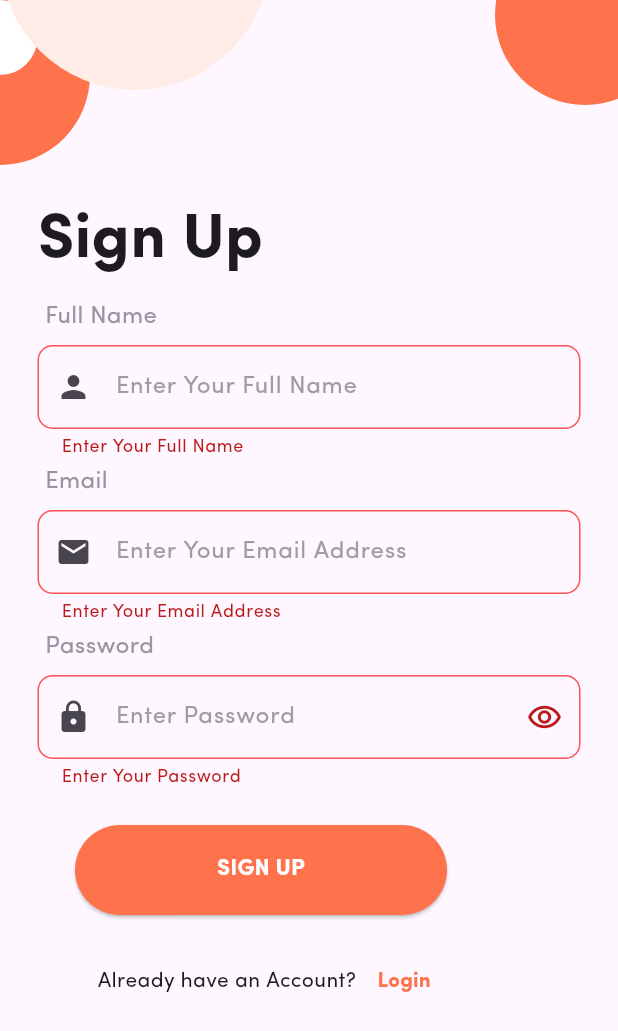
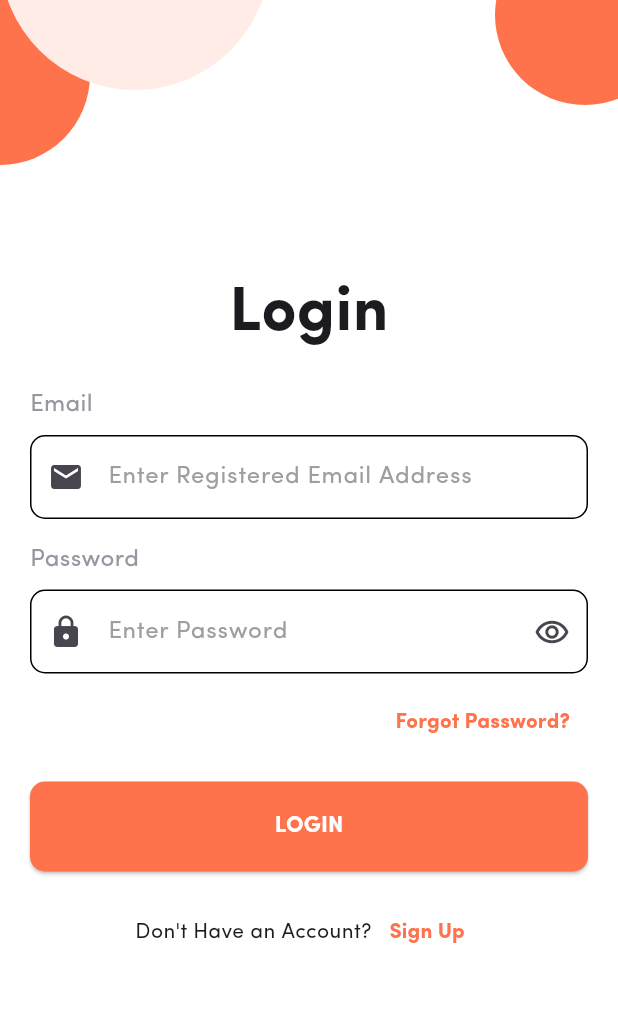
Before and after one commit to Sahil231102/FoodHub_User, a Flutter app: the SignupScreen screen opened directly, after a tap on "SIGN UP", after a tap on "Login", on a phone screen of 412 x 824 dp. Shown: the top 1031 px of the screen. Run offline on Flutter 3.47's test engine with Material 3 defaults, Android fonts, the phone set to English and light mode, and no system bars; our stand-ins replace firebase_core, get; accounts and stored records are empty; generated files the repository leaves out were written again.

Commit message:
Validation Done signUp

```diff
--- a/lib/View/Login_Screen.dart
+++ b/lib/View/Login_Screen.dart
@@ -1,4 +1,8 @@
 import 'package:flutter/material.dart';
+import 'package:food_hub_user/View/Home_Screen.dart';
+import 'package:food_hub_user/View/ResetPassword_Screen.dart';
+import 'package:food_hub_user/View/SignUp_Screen.dart';
+import 'package:get/get.dart';
 
 class LoginScreen extends StatefulWidget {
   const LoginScreen({super.key});
@@ -8,12 +12,15 @@ class LoginScreen extends StatefulWidget {
 }
 
 class _LoginScreenState extends State<LoginScreen> {
+  TextEditingController emailController = TextEditingController();
+  TextEditingController passwordController = TextEditingController();
+
+  final _formkey = GlobalKey<FormState>();
   @override
   Widget build(BuildContext context) {
     return Scaffold(
-      resizeToAvoidBottomInset: true,
-      body: SafeArea(
-        child: Stack(
+      backgroundColor: Colors.white,
+      body: Stack(
         children: [
           Positioned(
             top: -50,
@@ -21,7 +28,7 @@ class _LoginScreenState extends State<LoginScreen> {
             child: Container(
               height: 120,
               width: 204,
-                decoration: BoxDecoration(
+              decoration: const BoxDecoration(
                   color: Color(0xffFE724C), shape: BoxShape.circle),
             ),
           ),
@@ -31,18 +38,8 @@ class _LoginScreenState extends State<LoginScreen> {
             child: Container(
               height: 120,
               width: 120,
-                decoration: BoxDecoration(
+              decoration: const BoxDecoration(
                   color: Color(0xffFE724C), shape: BoxShape.circle),
-                child: Column(
-                  children: [
-                    Container(
-                      height: 70,
-                      width: 50,
-                      decoration: BoxDecoration(
-                          color: Colors.white, shape: BoxShape.circle),
-                    ),
-                  ],
-                ),
             ),
           ),
           Positioned(
@@ -50,144 +47,161 @@ class _LoginScreenState extends State<LoginScreen> {
             child: Container(
               height: 180,
               width: 180,
-                decoration: BoxDecoration(
+              decoration: const BoxDecoration(
                 color: Color(0xffffece7),
                 shape: BoxShape.circle,
               ),
             ),
           ),
-            Positioned(
-                top: 180,
-                left: 25,
-                child: Text(
+          Center(
+            child: Padding(
+              padding: const EdgeInsets.symmetric(horizontal: 20.0),
+              child: Form(
+                key: _formkey,
+                child: Column(
+                  mainAxisAlignment: MainAxisAlignment.center,
+                  crossAxisAlignment: CrossAxisAlignment.stretch,
+                  children: [
+                    const Text(
                       "Login",
+                      textAlign: TextAlign.center,
                       style: TextStyle(
                         fontSize: 42,
                         fontFamily: "sp",
-                      fontWeight: FontWeight.bold),
-                )),
-            Positioned(
-                top: 250,
-                left: 30,
-                child: Text(
+                        fontWeight: FontWeight.bold,
+                      ),
+                    ),
+                    const SizedBox(height: 20),
+                    const Text(
                       "Email",
                       style: TextStyle(
                         fontSize: 16,
                         fontFamily: "sp",
                         color: Color(0xff9796a1),
-                      fontWeight: FontWeight.normal),
-                )),
-            Positioned(
-              top: 280,
-              left: 25,
-              right: 25,
-              child: TextFormField(
+                      ),
+                    ),
+                    const SizedBox(height: 8),
+                    TextFormField(
+                      validator: (value) {
+                        if (value == null || value.isEmpty) {
+                          return "Enter Your Email Address";
+                        }
+                      },
                       decoration: InputDecoration(
-                    prefixIcon: Icon(Icons.email),
-                    hintText: "Enter Register Email Address",
-                    hintStyle: TextStyle(color: Colors.grey),
-                    focusColor: Colors.amber,
-                    focusedErrorBorder: OutlineInputBorder(
-                        borderRadius: BorderRadius.circular(10)),
+                        prefixIcon: const Icon(Icons.email),
+                        hintText: "Enter Registered Email Address",
+                        hintStyle: const TextStyle(color: Colors.grey),
+                        focusedBorder: OutlineInputBorder(
+                          borderSide:
+                              const BorderSide(color: Color(0xffFE724C)),
+                          borderRadius: BorderRadius.circular(10),
+                        ),
                         enabledBorder: OutlineInputBorder(
                           borderRadius: BorderRadius.circular(10),
                         ),
-                    focusedBorder: OutlineInputBorder(
-                      borderSide: BorderSide(color: Color(0xffFE724C)),
-                      borderRadius: BorderRadius.circular(10),
-                    )),
                       ),
                     ),
-            Positioned(
-                top: 350,
-                left: 30,
-                child: Text(
+                    const SizedBox(height: 16),
+                    const Text(
                       "Password",
                       style: TextStyle(
                         fontSize: 16,
                         fontFamily: "sp",
                         color: Color(0xff9796a1),
-                      fontWeight: FontWeight.normal),
-                )),
-            Positioned(
-              top: 380,
-              left: 25,
-              right: 25,
-              child: TextFormField(
+                      ),
+                    ),
+                    const SizedBox(height: 8),
+                    TextFormField(
+                      validator: (value) {
+                        if (value == null || value.isEmpty) {
+                          return "Enter Your Email Address";
+                        }
+                      },
                       obscureText: true,
                       decoration: InputDecoration(
-                    prefixIcon: Icon(Icons.lock),
+                        prefixIcon: const Icon(Icons.lock),
                         hintText: "Enter Password",
-                    hintStyle: TextStyle(color: Colors.grey),
+                        hintStyle: const TextStyle(color: Colors.grey),
                         suffixIcon: IconButton(
                           onPressed: () {},
-                      icon: Icon(Icons.remove_red_eye_outlined),
+                          icon: const Icon(Icons.remove_red_eye_outlined),
                         ),
-                    focusColor: Colors.amber,
-                    focusedErrorBorder: OutlineInputBorder(
-                        borderRadius: BorderRadius.circular(10)),
+                        focusedBorder: OutlineInputBorder(
+                          borderSide:
+                              const BorderSide(color: Color(0xffFE724C)),
+                          borderRadius: BorderRadius.circular(10),
+                        ),
                         enabledBorder: OutlineInputBorder(
                           borderRadius: BorderRadius.circular(10),
                         ),
-                    focusedBorder: OutlineInputBorder(
-                      borderSide: BorderSide(color: Color(0xffFE724C)),
-                      borderRadius: BorderRadius.circular(10),
-                    )),
                       ),
                     ),
-            Positioned(
-              top: 430,
-              right: 20,
-              child: TextButton(
-                onPressed: () {},
-                child: Text(
+                    const SizedBox(height: 8),
+                    Row(
+                      mainAxisAlignment: MainAxisAlignment.end,
+                      children: [
+                        TextButton(
+                          onPressed: () {
+                            Get.to(ResetpasswordScreen());
+                          },
+                          child: const Text(
                             "Forgot Password?",
                             style: TextStyle(
-                      color: Color(0xffFE724C), fontWeight: FontWeight.bold),
+                              color: Color(0xffFE724C),
+                              fontWeight: FontWeight.bold,
                             ),
                           ),
                         ),
-            Positioned(
-              top: 550,
-              left: 50,
-              child: SingleChildScrollView(
-                child: ElevatedButton(
+                      ],
+                    ),
+                    const SizedBox(height: 16),
+                    ElevatedButton(
                       style: ElevatedButton.styleFrom(
-                      backgroundColor: Color(
-                        0xffFE724C,
+                        backgroundColor: const Color(0xffFE724C),
+                        fixedSize: const Size(248, 60),
+                        shape: RoundedRectangleBorder(
+                          borderRadius: BorderRadius.circular(10),
                         ),
-                      fixedSize: Size(248, 60)),
-                  onPressed: () {},
-                  child: Text(
+                      ),
+                      onPressed: () {
+                        if (_formkey.currentState!.validate()) {
+                          Get.to(HomeScreen());
+                        }
+                      },
+                      child: const Text(
                         "LOGIN",
                         style: TextStyle(
                           color: Colors.white,
                           fontSize: 15,
-                        fontWeight: FontWeight.bold),
+                          fontWeight: FontWeight.bold,
+                        ),
+                      ),
+                    ),
+                    const SizedBox(height: 16),
+                    Row(
+                      mainAxisAlignment: MainAxisAlignment.center,
+                      children: [
+                        const Text("Don't Have an Account?"),
+                        TextButton(
+                          onPressed: () {
+                            Get.to(const SignupScreen());
+                          },
+                          child: const Text(
+                            "Sign Up",
+                            style: TextStyle(
+                              color: Color(0xffFE724C),
+                              fontWeight: FontWeight.bold,
+                            ),
+                          ),
+                        ),
+                      ],
+                    ),
+                  ],
                 ),
               ),
             ),
           ),
-            Positioned(
-              top: 650,
-              left: 65,
-              child: Row(
-                children: [
-                  Text("Don't Have an Account?"),
-                  TextButton(
-                    onPressed: () {},
-                    child: Text(
-                      "Sign Up",
-                      style: TextStyle(
-                          color: Color(0xffFE724C),
-                          fontWeight: FontWeight.bold),
-                    ),
-                  )
         ],
-              ),
-            ),
-          ],
-        ),
       ),
     );
   }
--- a/lib/View/SignUp_Screen.dart
+++ b/lib/View/SignUp_Screen.dart
@@ -1,5 +1,6 @@
 import 'package:flutter/material.dart';
 import 'package:food_hub_user/View/Login_Screen.dart';
+import 'package:get/get.dart';
 
 class SignupScreen extends StatefulWidget {
   const SignupScreen({super.key});
@@ -14,14 +15,16 @@ class _SignupScreenState extends State<SignupScreen> {
   TextEditingController passwordController = TextEditingController();
 
   final _formkey = GlobalKey<FormState>();
+
   @override
   Widget build(BuildContext context) {
     return Scaffold(
+      resizeToAvoidBottomInset: true,
+      backgroundColor: Colors.white,
       body: SafeArea(
-        child: Form(
-          key: _formkey,
         child: Stack(
           children: [
+            // Background Decorations
             Positioned(
               top: -50,
               right: -80,
@@ -40,16 +43,6 @@ class _SignupScreenState extends State<SignupScreen> {
                 width: 120,
                 decoration: BoxDecoration(
                     color: Color(0xffFE724C), shape: BoxShape.circle),
-                  child: Column(
-                    children: [
-                      Container(
-                        height: 70,
-                        width: 50,
-                        decoration: BoxDecoration(
-                            color: Colors.white, shape: BoxShape.circle),
-                      ),
-                    ],
-                  ),
               ),
             ),
             Positioned(
@@ -63,164 +56,131 @@ class _SignupScreenState extends State<SignupScreen> {
                 ),
               ),
             ),
-              Positioned(
-                  top: 130,
-                  left: 25,
-                  child: Text(
+            // Form Layout
+            Center(
+              child: SingleChildScrollView(
+                child: Padding(
+                  padding: const EdgeInsets.symmetric(horizontal: 20.0),
+                  child: Form(
+                    key: _formkey,
+                    child: Column(
+                      mainAxisAlignment: MainAxisAlignment.center,
+                      crossAxisAlignment: CrossAxisAlignment.start,
+                      children: [
+                        Text(
                           "Sign Up",
                           style: TextStyle(
                               fontSize: 42,
                               fontFamily: "sp",
                               fontWeight: FontWeight.bold),
-                  )),
-              Positioned(
-                  top: 200,
-                  left: 30,
-                  child: Text(
+                        ),
+                        SizedBox(height: 20),
+
+                        Text(
                           "Full Name",
                           style: TextStyle(
                               fontSize: 16,
                               fontFamily: "sp",
                               color: Color(0xff9796a1),
                               fontWeight: FontWeight.normal),
-                  )),
-              Positioned(
-                top: 230,
-                left: 25,
-                right: 25,
-                child: TextFormField(
+                        ),
+                        SizedBox(height: 10),
+                        TextFormField(
+                          controller: nameController,
                           validator: (value) {
                             if (value == null || value.isEmpty) {
                               return "Enter Your Full Name";
                             }
+                            return null;
                           },
                           decoration: InputDecoration(
                             prefixIcon: Icon(Icons.person),
                             hintText: "Enter Your Full Name",
                             hintStyle: TextStyle(color: Colors.grey),
-                      errorBorder: OutlineInputBorder(
-                          borderRadius: BorderRadius.circular(10),
-                          borderSide: BorderSide(color: Colors.redAccent)),
-                      focusedErrorBorder: OutlineInputBorder(
-                          borderRadius: BorderRadius.circular(10),
-                          borderSide: BorderSide(
-                            color: Colors.redAccent,
-                          )),
-                      enabledBorder: OutlineInputBorder(
+                            border: OutlineInputBorder(
                               borderRadius: BorderRadius.circular(10),
                             ),
-                      focusedBorder: OutlineInputBorder(
-                        borderSide: BorderSide(color: Color(0xffFE724C)),
-                        borderRadius: BorderRadius.circular(10),
-                      )),
                           ),
                         ),
-              Positioned(
-                  top: 310,
-                  left: 30,
-                  child: Text(
+                        SizedBox(height: 20),
+                        // Email Field
+                        Text(
                           "Email",
                           style: TextStyle(
                               fontSize: 16,
                               fontFamily: "sp",
                               color: Color(0xff9796a1),
                               fontWeight: FontWeight.normal),
-                  )),
-              Positioned(
-                top: 340,
-                left: 25,
-                right: 25,
-                child: TextFormField(
+                        ),
+                        SizedBox(height: 10),
+                        TextFormField(
+                          controller: emailController,
                           validator: (value) {
                             if (value == null || value.isEmpty) {
                               return "Enter Your Email Address";
                             }
+                            return null;
                           },
                           decoration: InputDecoration(
                             prefixIcon: Icon(Icons.email),
                             hintText: "Enter Your Email Address",
                             hintStyle: TextStyle(color: Colors.grey),
-                      focusColor: Colors.amber,
-                      errorBorder: OutlineInputBorder(
-                          borderRadius: BorderRadius.circular(10),
-                          borderSide: BorderSide(color: Colors.redAccent)),
-                      focusedErrorBorder: OutlineInputBorder(
-                          borderRadius: BorderRadius.circular(10)),
-                      enabledBorder: OutlineInputBorder(
+                            border: OutlineInputBorder(
                               borderRadius: BorderRadius.circular(10),
                             ),
-                      focusedBorder: OutlineInputBorder(
-                        borderSide: BorderSide(color: Color(0xffFE724C)),
-                        borderRadius: BorderRadius.circular(10),
-                      )),
                           ),
                         ),
-              Positioned(
-                  top: 420,
-                  left: 30,
-                  child: Text(
+                        SizedBox(height: 20),
+                        // Password Field
+                        Text(
                           "Password",
                           style: TextStyle(
                               fontSize: 16,
                               fontFamily: "sp",
                               color: Color(0xff9796a1),
                               fontWeight: FontWeight.normal),
-                  )),
-              Positioned(
-                top: 450,
-                left: 25,
-                right: 25,
-                child: TextFormField(
+                        ),
+                        SizedBox(height: 10),
+                        TextFormField(
+                          controller: passwordController,
+                          obscureText: true,
                           validator: (value) {
                             if (value == null || value.isEmpty) {
                               return "Enter Your Password";
                             }
+                            return null;
                           },
-                  obscureText: true,
                           decoration: InputDecoration(
                             prefixIcon: Icon(Icons.lock),
                             hintText: "Enter Password",
                             hintStyle: TextStyle(color: Colors.grey),
-                      suffixIcon: IconButton(
-                        onPressed: () {},
-                        icon: Icon(Icons.remove_red_eye_outlined),
-                      ),
-                      errorBorder: OutlineInputBorder(
-                          borderRadius: BorderRadius.circular(10),
-                          borderSide: BorderSide(color: Colors.redAccent)),
-                      focusColor: Colors.amber,
-                      focusedErrorBorder: OutlineInputBorder(
-                          borderRadius: BorderRadius.circular(10)),
-                      enabledBorder: OutlineInputBorder(
+                            border: OutlineInputBorder(
                               borderRadius: BorderRadius.circular(10),
                             ),
-                      focusedBorder: OutlineInputBorder(
-                        borderSide: BorderSide(color: Color(0xffFE724C)),
-                        borderRadius: BorderRadius.circular(15),
-                      )),
                           ),
                         ),
-              Positioned(
-                top: 550,
-                left: 50,
-                child: ElevatedButton(
+                        SizedBox(height: 30),
+                        // Sign Up Button
+                        Row(
+                          mainAxisAlignment: MainAxisAlignment.center,
+                          children: [
+                            ElevatedButton(
                               style: ElevatedButton.styleFrom(
-                      backgroundColor: Color(
-                        0xffFE724C,
-                      ),
-                      fixedSize: Size(248, 60)),
+                                  backgroundColor: Color(0xffFE724C),
+                                  fixedSize: Size(250, 60)),
                               onPressed: () {
                                 if (_formkey.currentState!.validate()) {
                                   Navigator.push(
                                     context,
                                     MaterialPageRoute(
-                            builder: (context) => LoginScreen(),
-                          ));
+                                        builder: (context) => LoginScreen()),
+                                  );
+                                  nameController.clear();
+                                  emailController.clear();
+                                  passwordController.clear();
                                 }
-                    passwordController.clear();
-                    emailController.clear();
-                    nameController.clear();
                               },
+                              child: Center(
                                 child: Text(
                                   "SIGN UP",
                                   style: TextStyle(
@@ -230,28 +190,36 @@ class _SignupScreenState extends State<SignupScreen> {
                                 ),
                               ),
                             ),
-              Positioned(
-                top: 630,
-                left: 65,
-                child: Row(
+                          ],
+                        ),
+                        SizedBox(height: 20),
+                        // Login Redirect
+                        Row(
+                          mainAxisAlignment: MainAxisAlignment.center,
                           children: [
                             Text("Already have an Account?"),
                             TextButton(
-                      onPressed: () {},
+                              onPressed: () {
+                                Get.to(LoginScreen());
+                              },
                               child: Text(
                                 "Login",
                                 style: TextStyle(
                                     color: Color(0xffFE724C),
                                     fontWeight: FontWeight.bold),
                               ),
-                    )
+                            ),
                           ],
+                        ),
+                      ],
+                    ),
+                  ),
+                ),
               ),
             ),
           ],
         ),
       ),
-      ),
     );
   }
 }
--- a/pubspec.yaml
+++ b/pubspec.yaml
@@ -35,6 +35,8 @@ dependencies:
   # The following adds the Cupertino Icons font to your application.
   # Use with the CupertinoIcons class for iOS style icons.
   cupertino_icons: ^1.0.8
+  firebase_core: ^3.8.1
+  get: ^4.6.6
 
 dev_dependencies:
   flutter_test:
```
Also changed, not shown: lib/View/Home_Screen.dart (added, +17 -0 lines), lib/View/ResetPassword_Screen.dart (+66 -55 lines), lib/main.dart (+13 -3 lines), pubspec.lock, 5 other files. Lines whose indentation alone changed are shown as unchanged.
